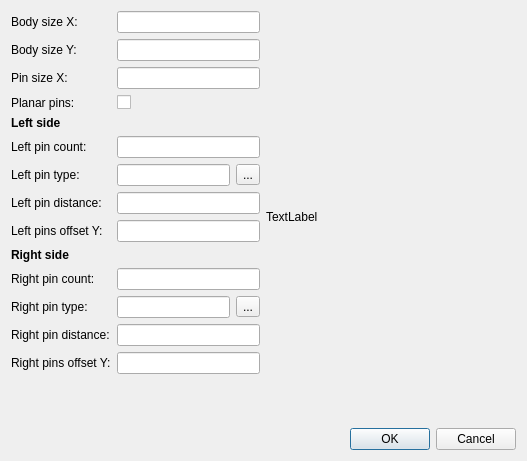
The window that src/master/SdDMasterPartDoubleSideLR.ui (usiksan/SaliCAD) describes before a commit, drawn with Qt 5.
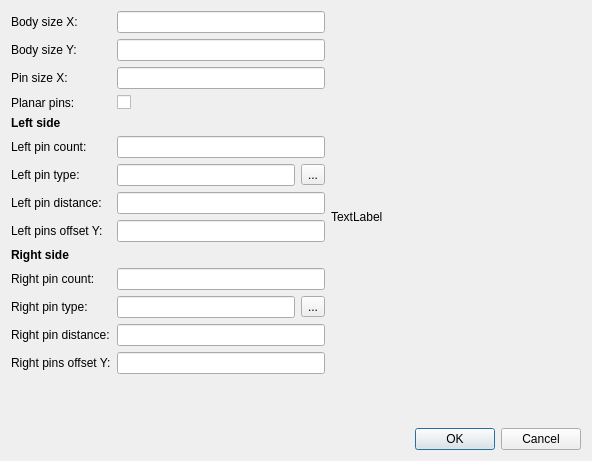
The same window after the commit.

The edit to the form file:
```diff
--- a/src/master/SdDMasterPartDoubleSideLR.ui
+++ b/src/master/SdDMasterPartDoubleSideLR.ui
@@ -8,7 +8,7 @@
    <rect>
     <x>0</x>
     <y>0</y>
-    <width>527</width>
+    <width>592</width>
     <height>461</height>
    </rect>
   </property>
```
Left out of the diff: 44 changed lines with no effect on the pictures.
